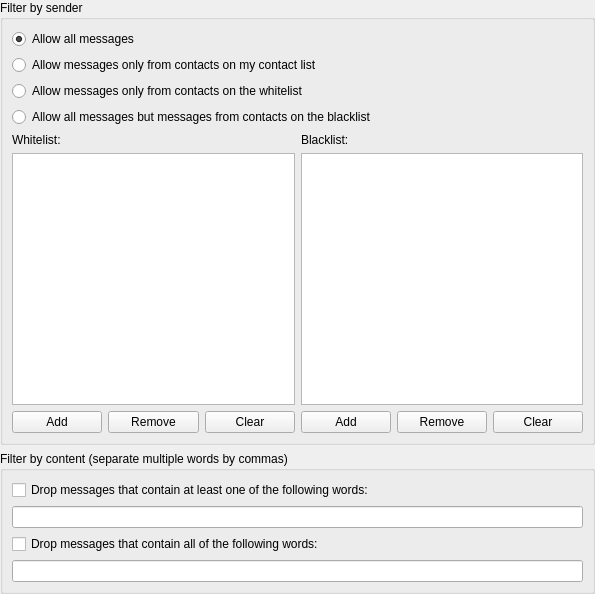
Above: plugins/privacy/privacydialog.ui from KDE/kopete before the change. Below: the same form after it.
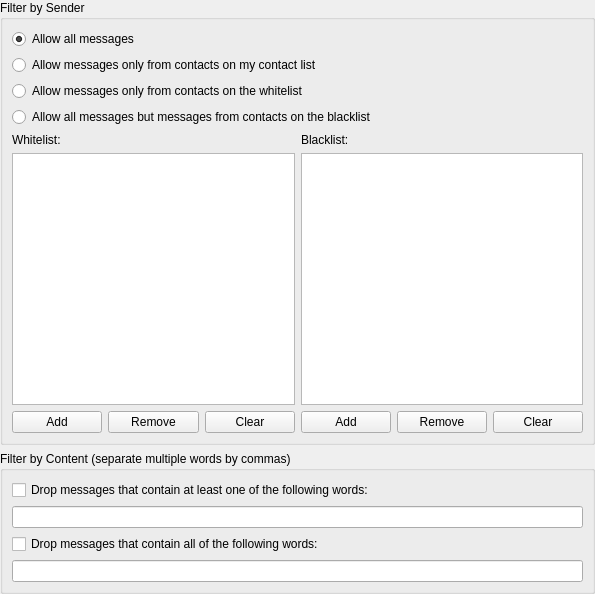
That is the form after the change.

Diff of the .ui file:
```diff
--- a/plugins/privacy/privacydialog.ui
+++ b/plugins/privacy/privacydialog.ui
@@ -31,7 +31,7 @@
    <item row="0" column="0" >
     <widget class="QGroupBox" name="groupBox" >
      <property name="title" >
-      <string>Filter by sender</string>
+      <string>Filter by Sender</string>
      </property>
      <layout class="QGridLayout" >
       <property name="leftMargin" >
@@ -209,7 +209,7 @@
    <item row="1" column="0" >
     <widget class="QGroupBox" name="groupBox_2" >
      <property name="title" >
-      <string>Filter by content (separate multiple words by commas)</string>
+      <string>Filter by Content (separate multiple words by commas)</string>
      </property>
      <layout class="QGridLayout" >
       <property name="leftMargin" >
```
